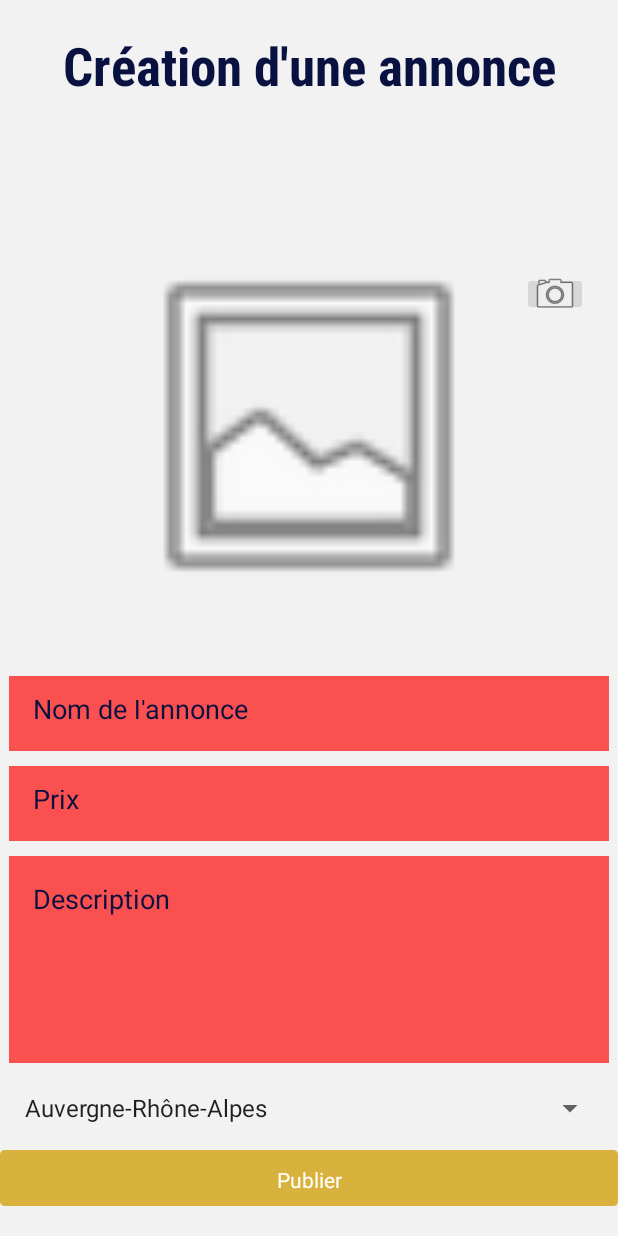
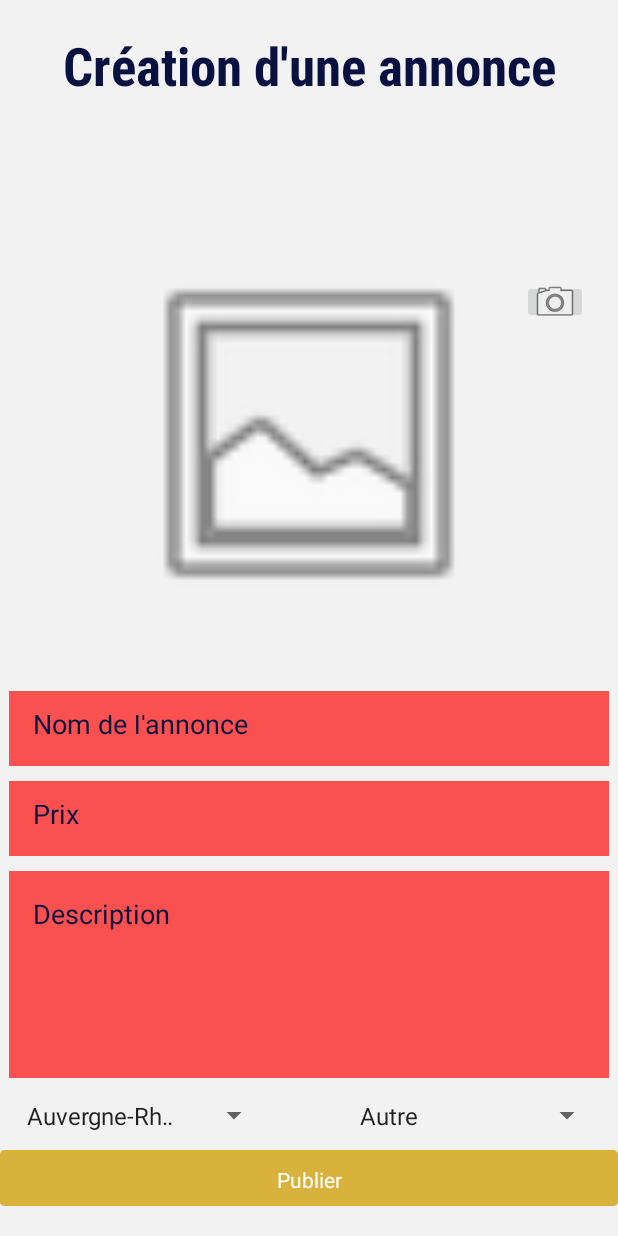
Before and after one commit to Adrali/PetitesAnnonces, an Android app: the AjoutAnnonce screen opened directly, with no data from a screen before it, after a tap on "Publier", on a phone screen of 412 x 824 dp. Run offline under Robolectric (Android 15) with nearby library versions, the phone set to English and light mode, and no system bars; 1 statement that could not run was skipped.

Commit message:
Version finale
- Retrait morceau de code test
- Ajout de commentaires

```diff
--- a/app/src/main/java/com/example/petitesannonces/AjoutAnnonce.java
+++ b/app/src/main/java/com/example/petitesannonces/AjoutAnnonce.java
@@ -13,6 +13,7 @@ import android.widget.Button;
 import android.widget.EditText;
 import android.widget.ImageButton;
 import android.widget.ImageView;
+import android.widget.Spinner;
 import android.widget.Toast;
 
 import java.io.FileNotFoundException;
@@ -22,13 +23,20 @@ public class AjoutAnnonce extends AppCompatActivity {
     Context contexteActuel;
     int id_user;
     private static int RESULT_LOAD_IMAGE = 1;
+    Spinner spinnerLocalisation, spinnerCategorie;
     ImageView image_view;
     @Override
     protected void onCreate(Bundle savedInstanceState) {
         super.onCreate(savedInstanceState);
         setContentView(R.layout.activity_ajout_annonce);
         contexteActuel = this;
+        id_user = getIntent().getIntExtra("id_user",-1);
+        spinnerLocalisation = (Spinner)findViewById(R.id.spinner_liste_annonce);
+        spinnerCategorie = (Spinner)findViewById(R.id.spinnerCategorie);
 
+        /////////////////
+        /// Ajout comportement des boutons
+        ////////////////
         ((ImageButton)findViewById(R.id.imgBtn_pickImage)).setOnClickListener(new View.OnClickListener() {
             @Override
             public void onClick(View v) {
@@ -40,11 +48,13 @@ public class AjoutAnnonce extends AppCompatActivity {
             }
 
         });
-
         image_view = findViewById(R.id.img_annonce);
         ((Button)findViewById(R.id.btn_message)).setOnClickListener(new View.OnClickListener() {
                 @Override
                 public void onClick(View arg0) {
+                    String localisation = spinnerLocalisation.getSelectedItem().toString();
+                    String categorie = spinnerCategorie.getSelectedItem().toString();
+
                     String nomPublication = ((EditText) findViewById(R.id.et_nompublication)).getText().toString().trim();
                     String prix = ((EditText) findViewById(R.id.et_prix)).getText().toString().trim();
                     String description = ((EditText) findViewById(R.id.et_description)).getText().toString().trim();
@@ -71,11 +81,17 @@ public class AjoutAnnonce extends AppCompatActivity {
                     }
 
                     if(valide){
-                        if(Database.getInstance().ajoutAnnonce(id_user,nomPublication,Double.parseDouble(prix),description,ImageProcessing.drawableToByteArray(image_view.getDrawable()),"")){
-                            Intent iMenu = new Intent().setClass(contexteActuel, Menu.class);
-                            iMenu.putExtra("id_user",id_user);
-                            (Toast.makeText(getApplicationContext(),"Votre annonce à été publiée",Toast.LENGTH_LONG)).show();
-                            startActivity(iMenu);
+                        if(Database.getInstance().isConnected()) {
+                            if (Database.getInstance().ajoutAnnonce(id_user, nomPublication, Double.parseDouble(prix), description, ImageProcessing.drawableToByteArray(image_view.getDrawable()), localisation, categorie)) {
+                                Intent iMenu = new Intent().setClass(contexteActuel, Menu.class);
+                                iMenu.putExtra("id_user", id_user);
+                                (Toast.makeText(getApplicationContext(), "Votre annonce à été publiée", Toast.LENGTH_LONG)).show();
+                                startActivity(iMenu);
+                            }else{
+                                Toast.makeText(getApplicationContext(),"Votre annonce n'as pas pu être publiée",Toast.LENGTH_SHORT).show();
+                            }
+                        }else{
+                            Toast.makeText(getApplicationContext(),"Erreur de connexion avec la base de donnée",Toast.LENGTH_SHORT).show();
                         }
 
                     }else{
@@ -85,7 +101,10 @@ public class AjoutAnnonce extends AppCompatActivity {
 
         });
    }
+
+
     @Override
+    /** Comportement après la selection ou non d'une image dans la galerie**/
     protected void onActivityResult(int reqCode, int resultCode, Intent data) {
         super.onActivityResult(reqCode, resultCode, data);
 
@@ -98,11 +117,11 @@ public class AjoutAnnonce extends AppCompatActivity {
                 image_view.setImageBitmap(selectedImage);
             } catch (FileNotFoundException e) {
                 e.printStackTrace();
-                Toast.makeText(getApplicationContext(),"Something went wrong", Toast.LENGTH_LONG).show();
+                Toast.makeText(getApplicationContext(),"Un erreur est survenue", Toast.LENGTH_LONG).show();
             }
 
         }else {
-            Toast.makeText(getApplicationContext(),"You haven't picked Image",Toast.LENGTH_LONG).show();
+            Toast.makeText(getApplicationContext(),"Aucune image n'as été selectionnée",Toast.LENGTH_LONG).show();
         }
     }
 }
--- a/app/src/main/java/com/example/petitesannonces/ItemAnnonceAdapter.java
+++ b/app/src/main/java/com/example/petitesannonces/ItemAnnonceAdapter.java
@@ -4,6 +4,7 @@ import android.content.Context;
 import android.view.LayoutInflater;
 import android.view.View;
 import android.view.ViewGroup;
+import android.widget.ImageView;
 import android.widget.TextView;
 
 import androidx.recyclerview.widget.RecyclerView;
@@ -24,10 +25,12 @@ public class ItemAnnonceAdapter extends RecyclerView.Adapter<ItemAnnonceAdapter.
 
         public TextView nom;
         public TextView prix;
+        public ImageView image;
         public ItemAnnonceViewHolder(View itemView) {
             super(itemView);
             nom = itemView.findViewById(R.id.nom_item_annonce);
             prix = itemView.findViewById(R.id.prix_item_annonce);
+            image = itemView.findViewById(R.id.imgView_mini);
         }
 
     }
@@ -47,6 +50,7 @@ public class ItemAnnonceAdapter extends RecyclerView.Adapter<ItemAnnonceAdapter.
         AnnonceModel current = annonces.get(position);
         viewHolder.nom.setText(current.nom_annonce);
         viewHolder.prix.setText(String.valueOf(current.prix) + "€");
+        viewHolder.image.setImageBitmap(current.image);
     }
 
     @Override
--- a/app/src/main/res/layout/activity_ajout_annonce.xml
+++ b/app/src/main/res/layout/activity_ajout_annonce.xml
@@ -29,8 +29,7 @@
         app:layout_constraintBottom_toTopOf="@+id/et_nompublication"
         app:layout_constraintEnd_toEndOf="parent"
         app:layout_constraintStart_toStartOf="parent"
-        app:layout_constraintTop_toBottomOf="@+id/textView3"
-        />
+        app:layout_constraintTop_toBottomOf="@+id/textView3" />
 
 
     <Button
@@ -46,13 +45,29 @@
 
     <Spinner
         android:id="@+id/spinner"
-        android:layout_width="395dp"
-        android:layout_height="40dp"
-        android:layout_marginBottom="65dp"
+        android:layout_width="170dp"
+        android:layout_height="30dp"
+        android:layout_marginStart="10dp"
+        android:layout_marginLeft="10dp"
+        android:layout_marginBottom="8dp"
         android:entries="@array/liste_regions"
-        app:layout_constraintBottom_toBottomOf="parent"
+        app:layout_constraintBottom_toTopOf="@+id/btn_message"
+        app:layout_constraintStart_toStartOf="parent" />
+
+    <Spinner
+        android:id="@+id/spinnerCategorie"
+        android:layout_width="170dp"
+        android:layout_height="30dp"
+        android:layout_marginStart="5dp"
+        android:layout_marginLeft="5dp"
+        android:layout_marginEnd="10dp"
+        android:layout_marginRight="10dp"
+        android:layout_marginBottom="8dp"
+        android:entries="@array/liste_categorie"
+        app:layout_constraintBottom_toTopOf="@+id/btn_message"
         app:layout_constraintEnd_toEndOf="parent"
-        app:layout_constraintStart_toStartOf="parent" />
+        app:layout_constraintHorizontal_bias="1.0"
+        app:layout_constraintStart_toEndOf="@+id/spinner" />
 
     <ImageButton
         android:id="@+id/imgBtn_pickImage"
--- a/app/src/main/res/layout/item_mini_annonce.xml
+++ b/app/src/main/res/layout/item_mini_annonce.xml
@@ -11,7 +11,7 @@
         android:orientation="horizontal">
 
         <ImageView
-            android:id="@+id/imageView"
+            android:id="@+id/imgView_mini"
             android:layout_width="111dp"
             android:layout_height="match_parent"
             android:layout_weight="0"
--- a/app/src/main/res/values/strings.xml
+++ b/app/src/main/res/values/strings.xml
@@ -63,4 +63,14 @@
         <item>Mayotte</item>
 
     </string-array>
+
+    <string-array name="liste_categorie">
+        <item>Autre</item>
+        <item>Jardin</item>
+        <item>Automobile</item>
+        <item>Immobilier</item>
+        <item>Services</item>
+        <item>Culture</item>
+        <item>Multimedia</item>
+    </string-array>
 </resources>
```
Also changed, not shown: app/src/main/java/com/example/petitesannonces/Annonce.java (+12 -13 lines), app/src/main/java/com/example/petitesannonces/Chat.java (+22 -20 lines), app/src/main/java/com/example/petitesannonces/Database.java (+47 -44 lines), app/src/main/java/com/example/petitesannonces/Inscription.java (+26 -17 lines), app/src/main/java/com/example/petitesannonces/ListeChat.java (+6 -13 lines), app/src/main/java/com/example/petitesannonces/Liste_Annonces.java (+19 -26 lines), app/src/main/java/com/example/petitesannonces/Liste_Annonces_Favorites.java (+29 -2 lines), app/src/main/java/com/example/petitesannonces/Liste_Mes_Annonces.java (+31 -2 lines), app/src/main/java/com/example/petitesannonces/MainActivity.java (+14 -15 lines), app/src/main/java/com/example/petitesannonces/Menu.java (+8 -1 lines), app/src/main/res/layout/activity_liste__annonces.xml (+20 -3 lines), app/src/main/res/layout/item_list_chat.xml (+16 -2 lines).
